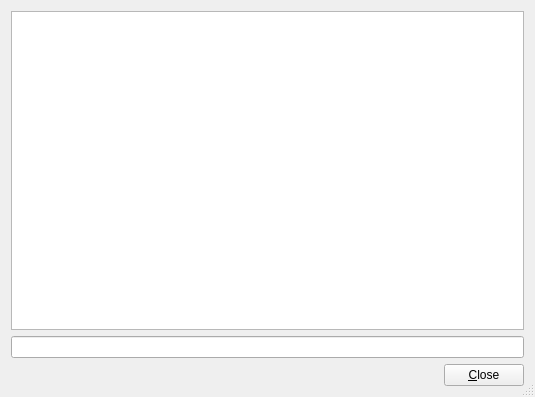
jamulussoftware/jamulus, file src/chatdlgbase.ui: the form before one commit.
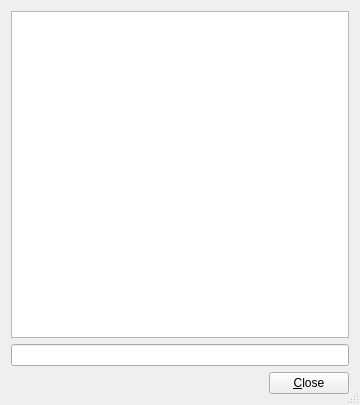
The form after the commit. Icons and pictures are not drawn.

Diff of the .ui file:
```diff
--- a/src/chatdlgbase.ui
+++ b/src/chatdlgbase.ui
@@ -5,8 +5,8 @@
    <rect>
     <x>0</x>
     <y>0</y>
-    <width>535</width>
-    <height>397</height>
+    <width>360</width>
+    <height>405</height>
    </rect>
   </property>
   <property name="sizePolicy" >
```
Left out of the diff: 2 changed lines with no effect on the pictures.
